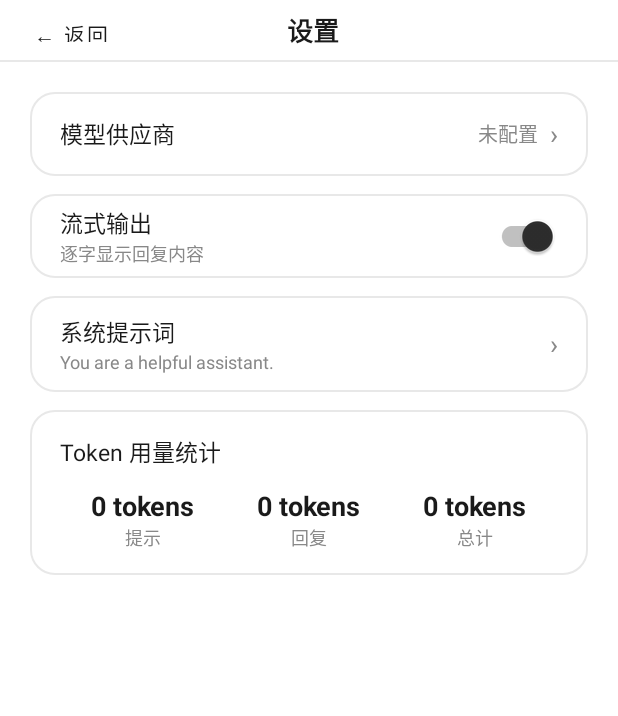
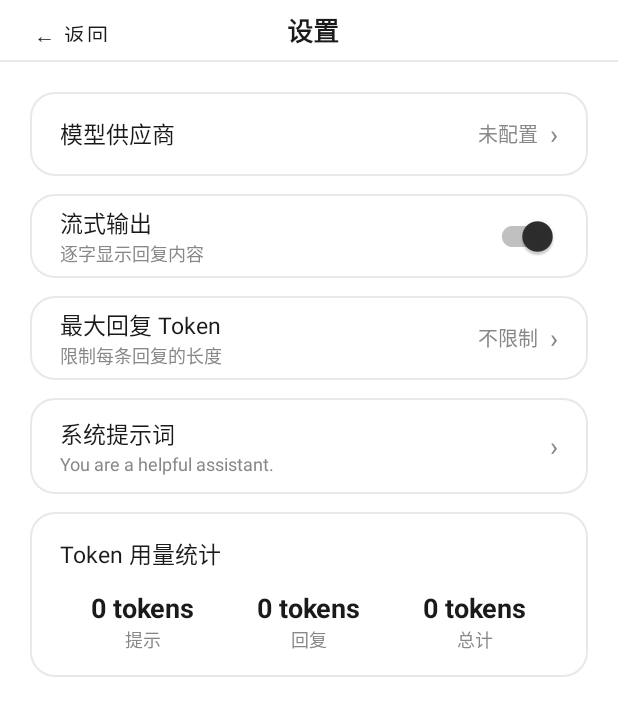
Before and after one commit to weiyuhl/Jasmine36, an Android app: the SettingsActivity screen opened directly, with no data from a screen before it, on a phone screen of 412 x 824 dp. Shown: the top 716 px of the screen. Run offline under Robolectric (Android 15) with nearby library versions, the light colour scheme and no system bars; our stand-ins replace Room's generated code.

Commit message:
feat: 添加最大回复 Token 数设置，支持限制每条 AI 回复长度

```diff
--- a/app/src/main/java/com/lhzkml/jasmine/MainActivity.kt
+++ b/app/src/main/java/com/lhzkml/jasmine/MainActivity.kt
@@ -254,6 +254,8 @@ class MainActivity : AppCompatActivity() {
                 val trimmedMessages = contextManager.trimMessages(messageHistory.toList())
 
                 val useStream = ProviderManager.isStreamEnabled(this@MainActivity)
+                val maxTokensVal = ProviderManager.getMaxTokens(this@MainActivity)
+                val maxTokens = if (maxTokensVal > 0) maxTokensVal else null
                 val result: String
                 var usage: Usage? = null
 
@@ -263,7 +265,7 @@ class MainActivity : AppCompatActivity() {
                         tvOutput.append("AI: ")
                     }
 
-                    val streamResult = client.chatStreamWithUsage(trimmedMessages, config.model) { chunk ->
+                    val streamResult = client.chatStreamWithUsage(trimmedMessages, config.model, maxTokens) { chunk ->
                         withContext(Dispatchers.Main) {
                             tvOutput.append(chunk)
                             scrollView.post { scrollView.fullScroll(ScrollView.FOCUS_DOWN) }
@@ -279,7 +281,7 @@ class MainActivity : AppCompatActivity() {
                     }
                 } else {
                     // 非流式：一次性返回
-                    val chatResult = client.chatWithUsage(trimmedMessages, config.model)
+                    val chatResult = client.chatWithUsage(trimmedMessages, config.model, maxTokens)
                     result = chatResult.content
                     usage = chatResult.usage
                     withContext(Dispatchers.Main) {
--- a/app/src/main/java/com/lhzkml/jasmine/ProviderManager.kt
+++ b/app/src/main/java/com/lhzkml/jasmine/ProviderManager.kt
@@ -81,6 +81,15 @@ object ProviderManager {
         prefs(ctx).edit().putString("default_system_prompt", prompt).apply()
     }
 
+    /** 获取最大回复 token 数，0 表示不限制 */
+    fun getMaxTokens(ctx: Context): Int =
+        prefs(ctx).getInt("max_tokens", 0)
+
+    /** 设置最大回复 token 数，0 表示不限制 */
+    fun setMaxTokens(ctx: Context, maxTokens: Int) {
+        prefs(ctx).edit().putInt("max_tokens", maxTokens).apply()
+    }
+
     /** 获取当前启用的完整配置 */
     data class ActiveConfig(val providerId: String, val baseUrl: String, val model: String, val apiKey: String)
 
--- a/app/src/main/java/com/lhzkml/jasmine/SettingsActivity.kt
+++ b/app/src/main/java/com/lhzkml/jasmine/SettingsActivity.kt
@@ -20,6 +20,7 @@ class SettingsActivity : AppCompatActivity() {
 
     private lateinit var tvActiveProvider: TextView
     private lateinit var switchStream: SwitchCompat
+    private lateinit var tvMaxTokens: TextView
     private lateinit var tvSystemPrompt: TextView
     private lateinit var tvPromptTokens: TextView
     private lateinit var tvCompletionTokens: TextView
@@ -34,6 +35,7 @@ class SettingsActivity : AppCompatActivity() {
 
         tvActiveProvider = findViewById(R.id.tvActiveProvider)
         switchStream = findViewById(R.id.switchStream)
+        tvMaxTokens = findViewById(R.id.tvMaxTokens)
         tvSystemPrompt = findViewById(R.id.tvSystemPrompt)
         tvPromptTokens = findViewById(R.id.tvPromptTokens)
         tvCompletionTokens = findViewById(R.id.tvCompletionTokens)
@@ -55,12 +57,18 @@ class SettingsActivity : AppCompatActivity() {
         findViewById<LinearLayout>(R.id.layoutSystemPrompt).setOnClickListener {
             showSystemPromptDialog()
         }
+
+        // 最大回复 Token 数
+        findViewById<LinearLayout>(R.id.layoutMaxTokens).setOnClickListener {
+            showMaxTokensDialog()
+        }
     }
 
     override fun onResume() {
         super.onResume()
         refreshProviderStatus()
         refreshSystemPrompt()
+        refreshMaxTokens()
         refreshUsageStats()
     }
 
@@ -77,6 +85,33 @@ class SettingsActivity : AppCompatActivity() {
     private fun refreshSystemPrompt() {
         val prompt = ProviderManager.getDefaultSystemPrompt(this)
         tvSystemPrompt.text = if (prompt.length > 30) prompt.substring(0, 30) + "..." else prompt
+    }
+
+    private fun refreshMaxTokens() {
+        val maxTokens = ProviderManager.getMaxTokens(this)
+        tvMaxTokens.text = if (maxTokens > 0) "$maxTokens" else "不限制"
+    }
+
+    private fun showMaxTokensDialog() {
+        val current = ProviderManager.getMaxTokens(this)
+        val editText = EditText(this).apply {
+            inputType = android.text.InputType.TYPE_CLASS_NUMBER
+            hint = "0 表示不限制"
+            if (current > 0) setText(current.toString())
+            setPadding(48, 32, 48, 32)
+        }
+
+        AlertDialog.Builder(this)
+            .setTitle("最大回复 Token 数")
+            .setMessage("设置每条 AI 回复的最大 token 数量，0 或留空表示不限制。常用值：512、1024、2048、4096")
+            .setView(editText)
+            .setPositiveButton("保存") { _, _ ->
+                val value = editText.text.toString().trim().toIntOrNull() ?: 0
+                ProviderManager.setMaxTokens(this, value)
+                refreshMaxTokens()
+            }
+            .setNegativeButton("取消", null)
+            .show()
     }
 
     private fun showSystemPromptDialog() {
--- a/app/src/main/res/layout/activity_settings.xml
+++ b/app/src/main/res/layout/activity_settings.xml
@@ -125,6 +125,56 @@
                 android:id="@+id/switchStream"
                 android:layout_width="wrap_content"
                 android:layout_height="wrap_content" />
+        </LinearLayout>
+
+        <!-- 最大回复 Token 数 -->
+        <LinearLayout
+            android:id="@+id/layoutMaxTokens"
+            android:layout_width="match_parent"
+            android:layout_height="56dp"
+            android:layout_marginTop="12dp"
+            android:background="@drawable/bg_card"
+            android:gravity="center_vertical"
+            android:paddingHorizontal="20dp"
+            android:clickable="true"
+            android:focusable="true">
+
+            <LinearLayout
+                android:layout_width="0dp"
+                android:layout_height="wrap_content"
+                android:layout_weight="1"
+                android:orientation="vertical">
+
+                <TextView
+                    android:layout_width="wrap_content"
+                    android:layout_height="wrap_content"
+                    android:text="最大回复 Token"
+                    android:textSize="15sp"
+                    android:textColor="@color/text_primary" />
+
+                <TextView
+                    android:layout_width="wrap_content"
+                    android:layout_height="wrap_content"
+                    android:text="限制每条回复的长度"
+                    android:textSize="12sp"
+                    android:textColor="@color/text_secondary" />
+            </LinearLayout>
+
+            <TextView
+                android:id="@+id/tvMaxTokens"
+                android:layout_width="wrap_content"
+                android:layout_height="wrap_content"
+                android:text="不限制"
+                android:textSize="13sp"
+                android:textColor="@color/text_secondary"
+                android:layout_marginEnd="8dp" />
+
+            <TextView
+                android:layout_width="wrap_content"
+                android:layout_height="wrap_content"
+                android:text="›"
+                android:textSize="18sp"
+                android:textColor="@color/text_secondary" />
         </LinearLayout>
 
         <!-- 系统提示词 -->
```
Also changed, not shown: jasmine-core/prompt/prompt-executor/src/main/java/com/lhzkml/jasmine/core/prompt/executor/OpenAICompatibleClient.kt (+8 -7 lines), jasmine-core/prompt/prompt-llm/src/main/java/com/lhzkml/jasmine/core/prompt/llm/ChatClient.kt (+8 -3 lines).
